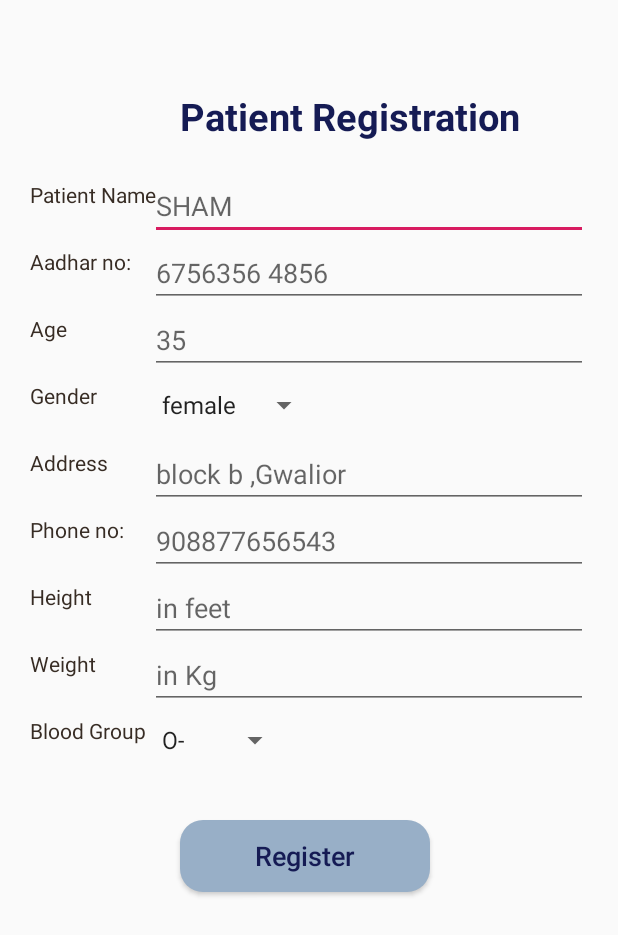
After one commit to iamgsomya/app, an Android app: the patient_reg screen opened directly, with no data from a screen before it, on a phone screen of 412 x 824 dp. The commit adds this screen. Shown: the top 935 px of the screen. Run offline under Robolectric (Android 15) with nearby library versions, the phone set to English and light mode, and no system bars; our stand-ins replace Volley; network calls fail; 2 statements that could not run were skipped.

Commit message:
update 03

```diff
--- a/app/src/main/AndroidManifest.xml
+++ b/app/src/main/AndroidManifest.xml
@@ -12,7 +12,8 @@
         android:supportsRtl="true"
         android:theme="@style/AppTheme"
         android:usesCleartextTraffic="true">
-        <activity android:name=".ImageCaptureScreen"></activity>
+        <activity android:name=".patient_reg"></activity>
+        <activity android:name=".ImageCaptureScreen" />
         <activity android:name=".Register_Activity" />
         <activity android:name=".Login_Activity" />
         <activity
--- /dev/null
+++ b/app/src/main/java/org/docreg/app/Auth.java
@@ -0,0 +1,44 @@
+package org.docreg.app;
+
+import android.content.Context;
+import android.content.SharedPreferences;
+
+public class Auth
+{
+    Context context;
+    private String userId;
+    private String token;
+    private String tokenExp;
+    SharedPreferences sharedPref;
+    SharedPreferences.Editor myEdit;
+    public Auth(Context context) {
+        this.context =  context;
+        this.sharedPref = context.getSharedPreferences("MySharedPref",context.MODE_PRIVATE);
+    }
+    public String getUserId() {
+        userId = sharedPref.getString("userid",null);
+        return userId;
+    }
+    public void setUserId(String userId) {
+        this.userId = userId;
+        sharedPref.edit().putString("userid", userId).apply();
+
+    }
+    public String getToken() {
+        token = sharedPref.getString("token",null);
+        return token;
+
+    }
+    public void setToken(String token) {
+        this.token = token;
+        sharedPref.edit().putString("token", token).apply();
+    }
+    public String getTokenExp() {
+        userId = sharedPref.getString("tokenexp", null);
+        return tokenExp;
+    }
+        public void setTokenExp(String tokenExp) {
+            this.tokenExp = tokenExp;
+            sharedPref.edit().putString("tokenexp", userId).apply();
+        }
+    }
--- a/app/src/main/java/org/docreg/app/ImageCaptureScreen.java
+++ b/app/src/main/java/org/docreg/app/ImageCaptureScreen.java
@@ -96,6 +96,8 @@ public class ImageCaptureScreen extends AppCompatActivity {
                 captureImage.setImageBitmap(imageData);
                 captureImage.setVisibility(View.VISIBLE);
                 progressBar.setVisibility(View.GONE);
+            Intent intent = new Intent(ImageCaptureScreen.this, patient_reg.class);
+            startActivity(intent);
 
             } else if (resultCode == RESULT_CANCELED){
                 progressBar.setVisibility(View.GONE);
--- a/app/src/main/java/org/docreg/app/Login_Activity.java
+++ b/app/src/main/java/org/docreg/app/Login_Activity.java
@@ -28,6 +28,7 @@ public class Login_Activity extends AppCompatActivity {
     private EditText InputUserid, InputPassword;
     private Button LoginButton;
     RequestQueue queue;
+    Auth auth;
 
     @Override
     protected void onCreate(Bundle savedInstanceState) {
@@ -36,6 +37,7 @@ public class Login_Activity extends AppCompatActivity {
         LoginButton = findViewById(R.id.login_btn);
         InputUserid = findViewById(R.id.login_userid_input);
         InputPassword = findViewById(R.id.login_password_input);
+        auth = new Auth(this);
 
         queue = Volley.newRequestQueue(this);
 
@@ -53,12 +55,13 @@ public class Login_Activity extends AppCompatActivity {
                                     int code = obj.getInt("code");
                                     String message = obj.getString("message");
                                     System.out.println("code" + code + "\nmessage:" + message);
-                                    if (code ==200 ){
-                                        Constants.authToken = obj.getString("token");
+                                    if (code ==200){
+                                        //Constants.authToken = obj.getString("token");
+                                        auth.setToken(obj.getString("token"));
+//                                        auth.setUserId(obj.getString("UserId"));
                                         Toast toast = Toast.makeText(getApplicationContext(),
                                                 "Login Successful",
                                                 Toast.LENGTH_SHORT);
-
                                         toast.show();
                                         Intent intent = new Intent(Login_Activity.this, Home.class);
                                         startActivity(intent);
--- a/app/src/main/java/org/docreg/app/docregister.java
+++ b/app/src/main/java/org/docreg/app/docregister.java
@@ -30,6 +30,7 @@ public class docregister extends Fragment {
     private EditText InputdocId,Inputdocname,Inputadhaar,Inputloc,Inputspec,Inputbio,Inputrating,Inputdocemail,Inputdocphone,Inputclinicname;
     private Button RegisterButton;
     RequestQueue queue;
+    Auth auth;
     public View onCreateView(@NonNull final LayoutInflater inflater, @Nullable final ViewGroup container, @Nullable Bundle savedInstanceState) {
         View view = inflater.inflate(R.layout.fragment_docregister, container, false);
         InputdocId=view.findViewById(R.id.Doc_id);
@@ -45,6 +46,7 @@ public class docregister extends Fragment {
 
         RegisterButton=view.findViewById(R.id.Doc_Register_btn);
         queue = Volley.newRequestQueue(getContext());
+        auth = new Auth(getContext());
         RegisterButton.setOnClickListener(new View.OnClickListener() {
             @Override
             public void onClick(View view) {
@@ -113,7 +115,7 @@ public class docregister extends Fragment {
                     protected Map<String, String> getParams()
                     {
                         Map<String, String> params = new HashMap<String, String>();
-                        params.put("auth", Constants.authToken);
+                        params.put("auth", auth.getToken());
                         params.put("id", InputdocId.getText().toString());
                         params.put("name", Inputdocname.getText().toString());
                         params.put("aadhaar_no",Inputadhaar.getText().toString() );
--- a/app/src/main/java/org/docreg/app/fronthome.java
+++ b/app/src/main/java/org/docreg/app/fronthome.java
@@ -29,7 +29,6 @@ import static android.app.Activity.RESULT_OK;
 
 public class fronthome extends Fragment {
  Button reg_paitent;
-    private static final int CAMERA_PIC_REQUEST = 1337;
 
     public View onCreateView(@NonNull final LayoutInflater inflater, @Nullable final ViewGroup container, @Nullable Bundle savedInstanceState) {
         View view = inflater.inflate(R.layout.fragment_fronthome, container, false);
@@ -38,8 +37,6 @@ public class fronthome extends Fragment {
             @Override
             public void onClick(View view) {
 
-//                Intent takePictureIntent = new Intent(MediaStore.ACTION_IMAGE_CAPTURE);
-//                startActivityForResult(takePictureIntent, CAMERA_PIC_REQUEST);
         Intent i = new Intent(getContext(), ImageCaptureScreen.class);
         startActivity(i);
             }
@@ -48,32 +45,7 @@ public class fronthome extends Fragment {
         return view;
     }
 
-//    @Override
-//    public void onActivityResult(int requestCode, int resultCode, @Nullable Intent data) {
-//        super.onActivityResult(requestCode, resultCode, data);
-//        if (requestCode == CAMERA_PIC_REQUEST) {
-//            if (resultCode == RESULT_OK) {
-//                Bitmap imageData = (Bitmap) data.getExtras().get("data");
-//
-////                ImageView image = (ImageView) findViewById(R.id.imageView1);
-////                image.setImageBitmap(imageData);
-//            } else if (resultCode == RESULT_CANCELED){
-////                tv.setText("Cancelled");
-//            }
-//        }
-//    }
-    //     void onActivityResult(int requestCode, int resultCode, Intent data) {
-//        if (requestCode == CAMERA_PIC_REQUEST) {
-//            if (resultCode == RESULT_OK) {
-//                tv.setText("Got picture!");
-//                imageData = (Bitmap) data.getExtras().get("data");
-//                ImageView image = (ImageView) findViewById(R.id.imageView1);
-//                image.setImageBitmap(imageData);
-//            } else if (resultCode == RESULT_CANCELED){
-//                tv.setText("Cancelled");
-//            }
-//        }
-//    }
+
 
 
 }
--- /dev/null
+++ b/app/src/main/java/org/docreg/app/patient_reg.java
@@ -0,0 +1,58 @@
+package org.docreg.app;
+
+import androidx.appcompat.app.AppCompatActivity;
+
+import android.os.Bundle;
+import android.view.View;
+import android.widget.AdapterView;
+import android.widget.ArrayAdapter;
+import android.widget.Button;
+import android.widget.EditText;
+import android.widget.Spinner;
+
+import com.android.volley.RequestQueue;
+
+public class patient_reg extends AppCompatActivity {
+    private EditText Patientname,aadharno,age,address,Phone,height,weight;
+    private Button RegButton;
+    Spinner spin,spin1;
+    String text1,text2;
+
+    @Override
+    protected void onCreate(Bundle savedInstanceState) {
+        super.onCreate(savedInstanceState);
+        setContentView(R.layout.activity_patient_reg);
+        spin =findViewById(R.id.Patient_gender_input);
+        spin1=findViewById(R.id.Patient_blood_group_input);
+        Patientname=findViewById(R.id.Patient_name);
+        aadharno=findViewById(R.id.Patient_aadhar_input);
+        age=findViewById(R.id.Patient_age_input);
+        address=findViewById(R.id.Patient_address_input);
+        Phone=findViewById(R.id.Patient_Phone_input);
+        height=findViewById(R.id.Patient_height_input);
+        weight=findViewById(R.id.Patient_weight_input);
+        final ArrayAdapter<CharSequence> adapter=ArrayAdapter.createFromResource(this,R.array.gender,android.R.layout.simple_spinner_item);
+        adapter.setDropDownViewResource(android.R.layout.simple_spinner_dropdown_item);
+        spin.setAdapter(adapter);
+        spin.setOnItemClickListener(new AdapterView.OnItemClickListener() {
+            @Override
+            public void onItemClick(AdapterView<?> adapterView, View view, int i, long l) {
+                //text = parent.getItemAtPosition(i).toString();
+                text1 = adapterView.getItemAtPosition(i).toString();
+            }
+        });
+
+        ArrayAdapter<CharSequence> adapter1=ArrayAdapter.createFromResource(this,R.array.blood_group,android.R.layout.simple_spinner_item);
+        adapter.setDropDownViewResource(android.R.layout.simple_spinner_dropdown_item);
+        spin1.setAdapter(adapter1);
+        spin1.setOnItemClickListener(new AdapterView.OnItemClickListener() {
+            @Override
+            public void onItemClick(AdapterView<?> adapterView, View view, int i, long l) {
+                text2 = adapterView.getItemAtPosition(i).toString();
+            }
+        });
+
+        }
+
+
+}
--- a/app/src/main/java/org/docreg/app/patient_register.java
+++ /dev/null
@@ -1,4 +0,0 @@
-package org.docreg.app;
-
-class patient_register {
-}
--- /dev/null
+++ b/app/src/main/res/layout/activity_patient_reg.xml
@@ -0,0 +1,232 @@
+<?xml version="1.0" encoding="utf-8"?>
+<RelativeLayout xmlns:android="http://schemas.android.com/apk/res/android"
+    xmlns:app="http://schemas.android.com/apk/res-auto"
+    xmlns:tools="http://schemas.android.com/tools"
+    android:layout_width="match_parent"
+    android:layout_height="match_parent"
+    tools:context=".patient_reg">
+
+
+
+        <TextView
+            android:id="@+id/Patient_Reg_screen"
+            android:layout_width="wrap_content"
+            android:layout_height="wrap_content"
+            android:layout_marginLeft="120dp"
+            android:layout_marginTop="60dp"
+            android:text="Patient Registration"
+            android:textColor="@color/color_midblue"
+            android:textSize="25dp"
+            android:textStyle="bold" />
+
+        <TextView
+            android:id="@+id/TPatient_name"
+            android:layout_width="wrap_content"
+            android:layout_height="wrap_content"
+            android:layout_below="@+id/Patient_Reg_screen"
+            android:layout_marginTop="25dp"
+            android:layout_marginLeft="20dp"
+            android:text="Patient Name"
+            android:textColor="#372c24" />
+
+        <EditText
+            android:id="@+id/Patient_name"
+            android:layout_below="@id/Patient_Reg_screen"
+            android:layout_width="fill_parent"
+            android:layout_height="wrap_content"
+            android:layout_marginTop="20dp"
+            android:layout_marginLeft="100dp"
+            android:layout_marginBottom="20dp"
+            android:layout_marginRight="20dp"
+            android:singleLine="true"
+            android:hint="SHAM"
+            android:inputType="text"/>
+        <TextView
+            android:id="@+id/TPatient_aadhar_input"
+            android:layout_width="wrap_content"
+            android:layout_height="wrap_content"
+            android:layout_below="@+id/TPatient_name"
+            android:layout_marginTop="25dp"
+            android:layout_marginLeft="20dp"
+            android:text="Aadhar no:"
+            android:textColor="#372c24" />
+
+    <EditText
+        android:id="@+id/Patient_aadhar_input"
+        android:layout_width="fill_parent"
+        android:layout_height="wrap_content"
+        android:layout_below="@id/TPatient_name"
+        android:layout_marginLeft="100dp"
+        android:layout_marginTop="20dp"
+        android:layout_marginRight="20dp"
+        android:layout_marginBottom="20dp"
+        android:hint="6756356 4856"
+        android:inputType="number"
+        android:singleLine="true" />
+    <TextView
+        android:id="@+id/TPatient_age_input"
+        android:layout_width="wrap_content"
+        android:layout_height="wrap_content"
+        android:layout_below="@+id/TPatient_aadhar_input"
+        android:layout_marginTop="25dp"
+        android:layout_marginLeft="20dp"
+        android:text="Age"
+        android:textColor="#372c24" />
+
+    <EditText
+        android:id="@+id/Patient_age_input"
+        android:layout_width="fill_parent"
+        android:layout_height="wrap_content"
+        android:layout_below="@id/TPatient_aadhar_input"
+        android:layout_marginLeft="100dp"
+        android:layout_marginTop="20dp"
+        android:layout_marginRight="20dp"
+        android:layout_marginBottom="20dp"
+        android:hint="35"
+        android:inputType="number"
+        android:singleLine="true" />
+    <TextView
+        android:id="@+id/TPatient_gender_input"
+        android:layout_width="wrap_content"
+        android:layout_height="wrap_content"
+        android:layout_below="@+id/TPatient_age_input"
+        android:layout_marginTop="25dp"
+        android:layout_marginLeft="20dp"
+        android:text="Gender"
+        android:textColor="#372c24" />
+
+    <Spinner
+        android:id="@+id/Patient_gender_input"
+        android:layout_width="wrap_content"
+        android:layout_height="wrap_content"
+        android:layout_below="@id/TPatient_age_input"
+        android:layout_marginLeft="100dp"
+        android:layout_marginTop="29dp"
+        android:layout_marginRight="20dp" />
+    <TextView
+        android:id="@+id/TPatient_address_input"
+        android:layout_width="wrap_content"
+        android:layout_height="wrap_content"
+        android:layout_below="@+id/TPatient_gender_input"
+        android:layout_marginTop="25dp"
+        android:layout_marginLeft="20dp"
+        android:text="Address"
+        android:textColor="#372c24" />
+
+    <EditText
+        android:id="@+id/Patient_address_input"
+        android:layout_width="fill_parent"
+        android:layout_height="wrap_content"
+        android:layout_below="@id/TPatient_gender_input"
+        android:layout_marginLeft="100dp"
+        android:layout_marginTop="20dp"
+        android:layout_marginRight="20dp"
+        android:layout_marginBottom="20dp"
+        android:hint="block b ,Gwalior"
+        android:inputType="textMultiLine"
+        android:singleLine="true" />
+    <TextView
+        android:id="@+id/TPatient_Phone_input"
+        android:layout_width="wrap_content"
+        android:layout_height="wrap_content"
+        android:layout_below="@+id/TPatient_address_input"
+        android:layout_marginTop="25dp"
+        android:layout_marginLeft="20dp"
+        android:text="Phone no:"
+        android:textColor="#372c24" />
+
+    <EditText
+        android:id="@+id/Patient_Phone_input"
+        android:layout_width="fill_parent"
+        android:layout_height="wrap_content"
+        android:layout_below="@id/TPatient_address_input"
+        android:layout_marginLeft="100dp"
+        android:layout_marginTop="20dp"
+        android:layout_marginRight="20dp"
+        android:layout_marginBottom="20dp"
+        android:hint="908877656543"
+        android:inputType="phone"
+        android:singleLine="true" />
+    <TextView
+        android:id="@+id/TPatient_height_input"
+        android:layout_width="wrap_content"
+        android:layout_height="wrap_content"
+        android:layout_below="@+id/TPatient_Phone_input"
+        android:layout_marginTop="25dp"
+        android:layout_marginLeft="20dp"
+        android:text="Height"
+        android:textColor="#372c24" />
+
+    <EditText
+        android:id="@+id/Patient_height_input"
+        android:layout_width="fill_parent"
+        android:layout_height="wrap_content"
+        android:layout_below="@id/TPatient_Phone_input"
+        android:layout_marginLeft="100dp"
+        android:layout_marginTop="20dp"
+        android:layout_marginRight="20dp"
+        android:layout_marginBottom="20dp"
+        android:hint="in feet"
+        android:inputType="numberDecimal"
+        android:singleLine="true" />
+    <TextView
+        android:id="@+id/TPatient_weight_input"
+        android:layout_width="wrap_content"
+        android:layout_height="wrap_content"
+        android:layout_below="@+id/TPatient_height_input"
+        android:layout_marginTop="25dp"
+        android:layout_marginLeft="20dp"
+        android:text="Weight"
+        android:textColor="#372c24" />
+
+    <EditText
+        android:id="@+id/Patient_weight_input"
+        android:layout_width="fill_parent"
+        android:layout_height="wrap_content"
+        android:layout_below="@id/TPatient_height_input"
+        android:layout_marginLeft="100dp"
+        android:layout_marginTop="20dp"
+        android:layout_marginRight="20dp"
+        android:layout_marginBottom="20dp"
+        android:hint="in Kg"
+        android:inputType="numberDecimal"
+        android:singleLine="true" />
+    <TextView
+        android:id="@+id/TPatient_blood_group_input"
+        android:layout_width="wrap_content"
+        android:layout_height="wrap_content"
+        android:layout_below="@+id/TPatient_weight_input"
+        android:layout_marginTop="25dp"
+        android:layout_marginLeft="20dp"
+        android:text="Blood Group"
+        android:textColor="#372c24" />
+    <Spinner
+        android:id="@+id/Patient_blood_group_input"
+        android:layout_width="wrap_content"
+        android:layout_height="wrap_content"
+        android:layout_below="@id/TPatient_weight_input"
+        android:layout_marginLeft="100dp"
+        android:layout_marginTop="29dp"
+        android:layout_marginRight="20dp" />
+    <Button
+        android:id="@+id/Patient_Register_btn"
+        android:layout_width="wrap_content"
+        android:layout_height="wrap_content"
+        android:layout_below="@id/TPatient_blood_group_input"
+        android:layout_marginTop="50dp"
+        android:layout_marginLeft="120dp"
+        android:layout_marginRight="30dp"
+        android:background="@drawable/buttons"
+        android:paddingLeft="50dp"
+        android:paddingRight="50dp"
+        android:textAllCaps="false"
+        android:textSize="18sp"
+        android:text="Register"
+        android:textColor="@color/color_midblue"/>
+
+
+
+
+
+
+</RelativeLayout>
--- a/app/src/main/res/values/strings.xml
+++ b/app/src/main/res/values/strings.xml
@@ -5,5 +5,21 @@
 
     <!-- TODO: Remove or change this placeholder text -->
     <string name="hello_blank_fragment">Hello blank fragment</string>
+    <string-array name="gender">
+        <item>female</item>
+        <item>male</item>
+        <item>other</item>
+    </string-array>
+    <string-array name="blood_group">
+        <item>O-</item>
+        <item>O+</item>
+        <item>A-</item>
+        <item>A+</item>
+        <item>B-</item>
+        <item>B+</item>
+        <item>AB-</item>
+        <item>AB+</item>
+    </string-array>
+
 
 </resources>
```
